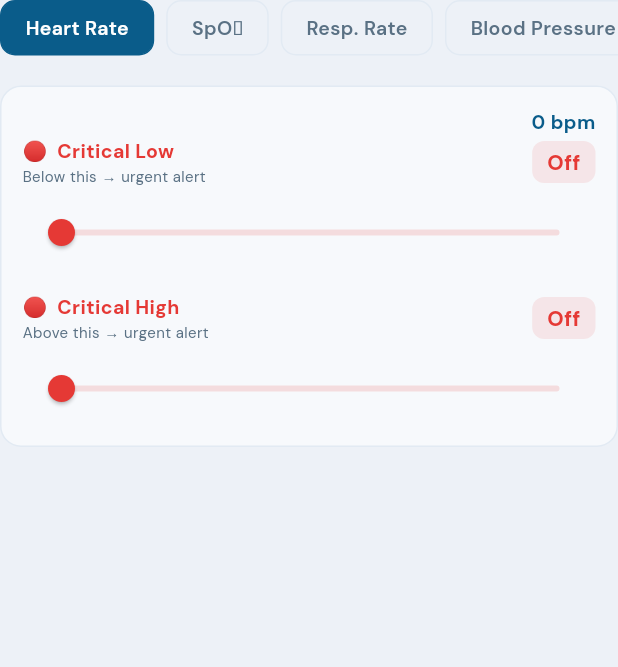
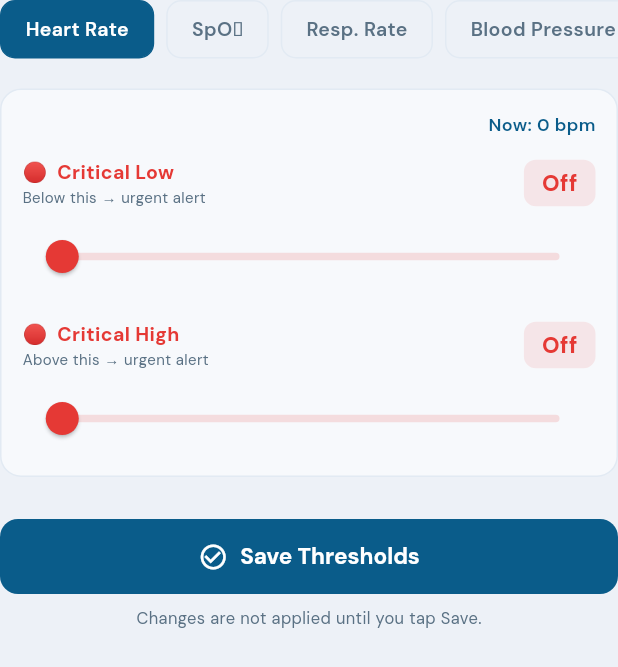
Before and after one commit to mulgundsunil1918/wardly, a Flutter app: the ThresholdPanel widget shown alone on an empty page, opened directly with empty values, on a phone screen of 412 x 824 dp. Shown: the top 667 px of the screen. Run offline on Flutter 3.47's test engine with Material 3 defaults, Android fonts, the phone set to English and light mode, and no system bars; our stand-ins replace camera, cloud_firestore, device_info_plus, firebase_auth, firebase_core, firebase_messaging and 13 more; missing offline and left inert: agora_rtc_engine, android_intent_plus, app_settings, google_mlkit_text_recognition, razorpay_flutter; accounts and stored records are empty.

Commit message:
Thresholds: fix scroll, add Save button, local state editing
- Bottom sheet is now a fixed 85% height container — no DraggableScrollableSheet
  fighting with sliders, SingleChildScrollView scrolls freely
- ThresholdPanel keeps local copies of thresholds while editing
  (sliders move freely without touching live provider state)
- Save button commits all changes at once and closes the sheet
- Hint text below Save: 'Changes are not applied until you tap Save'

Co-Authored-By: Claude Opus 4.7 <noreply@anthropic.com>

```diff
--- a/lib/screens/monitor/patient_monitor_screen.dart
+++ b/lib/screens/monitor/patient_monitor_screen.dart
@@ -240,12 +240,8 @@ class PatientMonitorScreen extends StatelessWidget {
       context: context,
       isScrollControlled: true,
       backgroundColor: Colors.transparent,
-      builder: (_) => DraggableScrollableSheet(
-        initialChildSize: 0.75,
-        minChildSize: 0.5,
-        maxChildSize: 0.95,
-        expand: false,
-        builder: (ctx, scrollCtrl) => Container(
+      builder: (_) => Container(
+        height: MediaQuery.of(context).size.height * 0.85,
         decoration: BoxDecoration(
           color: AppColors.surface,
           borderRadius: const BorderRadius.vertical(top: Radius.circular(20)),
@@ -269,26 +265,34 @@ class PatientMonitorScreen extends StatelessWidget {
                 children: [
                   const Icon(Icons.tune, color: AppColors.primary, size: 20),
                   const SizedBox(width: 8),
-                    Text('Alert Thresholds — ${patient.name}',
+                  Expanded(
+                    child: Text('Alert Thresholds — ${patient.name}',
                         style: GoogleFonts.dmSans(
                             color: AppColors.textPrimary,
                             fontSize: 16,
                             fontWeight: FontWeight.w800)),
+                  ),
                 ],
               ),
             ),
             Expanded(
               child: SingleChildScrollView(
-                  controller: scrollCtrl,
-                  padding: const EdgeInsets.fromLTRB(16, 0, 16, 32),
+                padding: const EdgeInsets.fromLTRB(16, 0, 16, 16),
                 child: ThresholdPanel(
                   patient: patient,
-                    onSet: monitor.setThreshold,
+                  onSave: (patientId, changes) {
+                    for (final entry in changes.entries) {
+                      final vt  = entry.key;
+                      final thr = entry.value;
+                      if (thr.critLow  != null) monitor.setThreshold(patientId, vt, 'critLow',  thr.critLow!);
+                      if (thr.critHigh != null) monitor.setThreshold(patientId, vt, 'critHigh', thr.critHigh!);
+                    }
+                    Navigator.pop(context);
+                  },
                 ),
               ),
             ),
           ],
-          ),
         ),
       ),
     );
--- a/lib/widgets/monitor/threshold_panel.dart
+++ b/lib/widgets/monitor/threshold_panel.dart
@@ -7,9 +7,10 @@ import '../../utils/app_theme.dart';
 
 class ThresholdPanel extends StatefulWidget {
   final MonitoredPatient patient;
-  final void Function(String patientId, VitalType vital, String key, double value) onSet;
+  /// Called with patientId + map of VitalType → changed thresholds when Save is pressed.
+  final void Function(String patientId, Map<VitalType, VitalThreshold> changes) onSave;
 
-  const ThresholdPanel({super.key, required this.patient, required this.onSet});
+  const ThresholdPanel({super.key, required this.patient, required this.onSave});
 
   @override
   State<ThresholdPanel> createState() => _ThresholdPanelState();
@@ -18,12 +19,37 @@ class ThresholdPanel extends StatefulWidget {
 class _ThresholdPanelState extends State<ThresholdPanel> {
   VitalType _tab = VitalType.hr;
 
+  // Local copies — edited freely, only pushed to provider on Save
+  late Map<VitalType, VitalThreshold> _local;
+
   static const _tabs = [
     {'vt': VitalType.hr,   'label': 'Heart Rate'},
     {'vt': VitalType.spo2, 'label': 'SpO₂'},
     {'vt': VitalType.rr,   'label': 'Resp. Rate'},
     {'vt': VitalType.sbp,  'label': 'Blood Pressure'},
   ];
+
+  @override
+  void initState() {
+    super.initState();
+    // Deep copy so we don't mutate the live provider state
+    _local = {
+      for (final vt in VitalType.values)
+        vt: widget.patient.thresholds[vt] ?? const VitalThreshold(),
+    };
+  }
+
+  void _set(VitalType vt, String key, double value) {
+    setState(() {
+      final old = _local[vt]!;
+      _local[vt] = VitalThreshold(
+        critLow:  key == 'critLow'  ? value : old.critLow,
+        critHigh: key == 'critHigh' ? value : old.critHigh,
+        warnLow:  old.warnLow,
+        warnHigh: old.warnHigh,
+      );
+    });
+  }
 
   @override
   Widget build(BuildContext context) {
@@ -44,7 +70,7 @@ class _ThresholdPanelState extends State<ThresholdPanel> {
                   onTap: () => setState(() => _tab = vt),
                   child: AnimatedContainer(
                     duration: const Duration(milliseconds: 180),
-                    padding: const EdgeInsets.symmetric(horizontal: 16, vertical: 8),
+                    padding: const EdgeInsets.symmetric(horizontal: 16, vertical: 9),
                     decoration: BoxDecoration(
                       color: active ? AppColors.primary : AppColors.surface,
                       borderRadius: BorderRadius.circular(10),
@@ -69,21 +95,52 @@ class _ThresholdPanelState extends State<ThresholdPanel> {
 
         const SizedBox(height: 20),
 
+        // Sliders for selected vital(s)
         if (_tab == VitalType.sbp) ...[
-          _vitalBlock(context, VitalType.sbp,  'Systolic (SBP)'),
-          const SizedBox(height: 20),
-          _vitalBlock(context, VitalType.dbp,  'Diastolic (DBP)'),
-          const SizedBox(height: 20),
-          _vitalBlock(context, VitalType.map,  'Mean Arterial (MAP)'),
+          _block(context, VitalType.sbp, 'Systolic (SBP)'),
+          const SizedBox(height: 16),
+          _block(context, VitalType.dbp, 'Diastolic (DBP)'),
+          const SizedBox(height: 16),
+          _block(context, VitalType.map, 'Mean Arterial (MAP)'),
         ] else
-          _vitalBlock(context, _tab, null),
+          _block(context, _tab, null),
+
+        const SizedBox(height: 28),
+
+        // Save button
+        SizedBox(
+          width: double.infinity,
+          child: ElevatedButton.icon(
+            onPressed: () => widget.onSave(widget.patient.id, _local),
+            icon: const Icon(Icons.check_circle_outline, size: 20),
+            label: Text('Save Thresholds',
+                style: GoogleFonts.dmSans(
+                    fontSize: 15, fontWeight: FontWeight.w700)),
+            style: ElevatedButton.styleFrom(
+              backgroundColor: AppColors.primary,
+              foregroundColor: Colors.white,
+              padding: const EdgeInsets.symmetric(vertical: 15),
+              shape: RoundedRectangleBorder(
+                  borderRadius: BorderRadius.circular(12)),
+              elevation: 0,
+            ),
+          ),
+        ),
+
+        const SizedBox(height: 8),
+
+        Center(
+          child: Text('Changes are not applied until you tap Save.',
+              style: GoogleFonts.dmSans(
+                  color: AppColors.textSecondary, fontSize: 11)),
+        ),
       ],
     );
   }
 
-  Widget _vitalBlock(BuildContext context, VitalType vt, String? subtitle) {
+  Widget _block(BuildContext context, VitalType vt, String? subtitle) {
     final meta    = vitalMeta[vt]!;
-    final thr     = widget.patient.thresholds[vt] ?? const VitalThreshold();
+    final thr     = _local[vt]!;
     final current = widget.patient.vitals[vt] ?? 0;
     final isSpo2  = vt == VitalType.spo2;
 
@@ -97,7 +154,7 @@ class _ThresholdPanelState extends State<ThresholdPanel> {
       child: Column(
         crossAxisAlignment: CrossAxisAlignment.start,
         children: [
-          // Title + live value
+          // Header
           Row(
             children: [
               if (subtitle != null)
@@ -107,20 +164,18 @@ class _ThresholdPanelState extends State<ThresholdPanel> {
                         fontSize: 13,
                         fontWeight: FontWeight.w700)),
               const Spacer(),
-              Text(
-                '${current.round()} ${meta.unit}',
-                style: GoogleFonts.dmSans(
-                    color: AppColors.primary,
-                    fontSize: 13,
-                    fontWeight: FontWeight.w700),
-              ),
+              Text('Now: ${current.round()} ${meta.unit}',
+                  style: GoogleFonts.dmSans(
+                      color: AppColors.primary,
+                      fontSize: 12,
+                      fontWeight: FontWeight.w600)),
             ],
           ),
 
-          if (subtitle != null) const SizedBox(height: 14),
+          const SizedBox(height: 14),
 
-          // Critical Low slider
-          _slider(
+          // Critical Low
+          _sliderRow(
             context,
             label: '🔴  Critical Low',
             sublabel: 'Below this → urgent alert',
@@ -128,15 +183,13 @@ class _ThresholdPanelState extends State<ThresholdPanel> {
             min: meta.absMin,
             max: meta.absMax * 0.65,
             unit: meta.unit,
-            color: AppColors.critical,
-            onChanged: (v) => widget.onSet(widget.patient.id, vt, 'critLow', v),
+            onChanged: (v) => _set(vt, 'critLow', v),
           ),
 
-          const SizedBox(height: 16),
-
-          // Critical High slider (hidden for SpO₂)
-          if (!isSpo2)
-            _slider(
+          if (!isSpo2) ...[
+            const SizedBox(height: 18),
+            // Critical High
+            _sliderRow(
               context,
               label: '🔴  Critical High',
               sublabel: 'Above this → urgent alert',
@@ -144,15 +197,15 @@ class _ThresholdPanelState extends State<ThresholdPanel> {
               min: meta.absMax * 0.35,
               max: meta.absMax,
               unit: meta.unit,
-              color: AppColors.critical,
-              onChanged: (v) => widget.onSet(widget.patient.id, vt, 'critHigh', v),
+              onChanged: (v) => _set(vt, 'critHigh', v),
             ),
+          ],
         ],
       ),
     );
   }
 
-  Widget _slider(
+  Widget _sliderRow(
     BuildContext context, {
     required String label,
     required String sublabel,
@@ -160,7 +213,6 @@ class _ThresholdPanelState extends State<ThresholdPanel> {
     required double min,
     required double max,
     required String unit,
-    required Color color,
     required void Function(double) onChanged,
   }) {
     final current = (value ?? min).clamp(min, max);
@@ -175,7 +227,7 @@ class _ThresholdPanelState extends State<ThresholdPanel> {
               children: [
                 Text(label,
                     style: GoogleFonts.dmSans(
-                        color: color,
+                        color: AppColors.critical,
                         fontSize: 13,
                         fontWeight: FontWeight.w700)),
                 Text(sublabel,
@@ -184,30 +236,30 @@ class _ThresholdPanelState extends State<ThresholdPanel> {
               ],
             ),
             Container(
-              padding: const EdgeInsets.symmetric(horizontal: 10, vertical: 4),
+              padding: const EdgeInsets.symmetric(horizontal: 12, vertical: 5),
               decoration: BoxDecoration(
-                color: color.withOpacity(0.1),
+                color: AppColors.critical.withOpacity(0.1),
                 borderRadius: BorderRadius.circular(8),
               ),
               child: Text(
                 value != null ? '${value.round()} $unit' : 'Off',
                 style: GoogleFonts.dmSans(
-                    color: color,
-                    fontSize: 14,
+                    color: AppColors.critical,
+                    fontSize: 15,
                     fontWeight: FontWeight.w800),
               ),
             ),
           ],
         ),
-        const SizedBox(height: 6),
+        const SizedBox(height: 8),
         SliderTheme(
           data: SliderTheme.of(context).copyWith(
-            trackHeight: 4,
-            thumbShape: const RoundSliderThumbShape(enabledThumbRadius: 9),
-            activeTrackColor: color,
-            inactiveTrackColor: color.withOpacity(0.15),
-            thumbColor: color,
-            overlayColor: color.withOpacity(0.15),
+            trackHeight: 5,
+            thumbShape: const RoundSliderThumbShape(enabledThumbRadius: 11),
+            activeTrackColor: AppColors.critical,
+            inactiveTrackColor: AppColors.critical.withOpacity(0.15),
+            thumbColor: AppColors.critical,
+            overlayColor: AppColors.critical.withOpacity(0.12),
           ),
           child: Slider(
             value: current,
```
Lines whose indentation alone changed are shown as unchanged.
